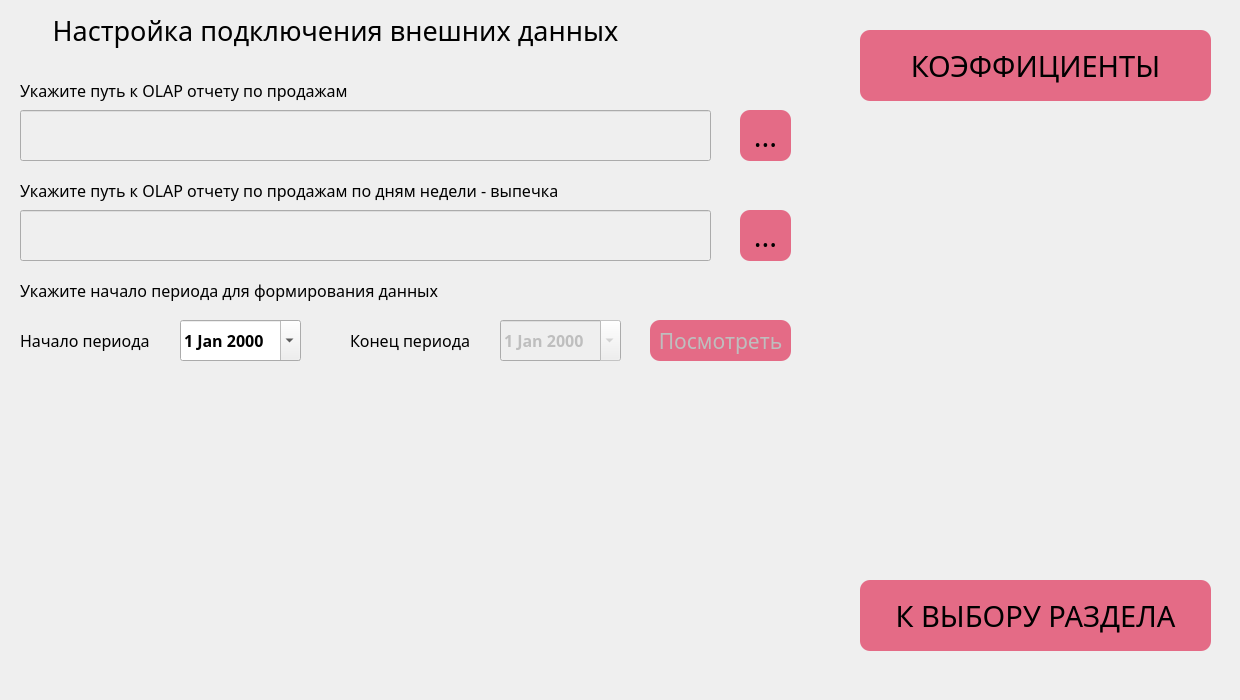
Qt form ui/bakery.ui (PavelZagumenkin/Malina_Orders_v1) before a commit.
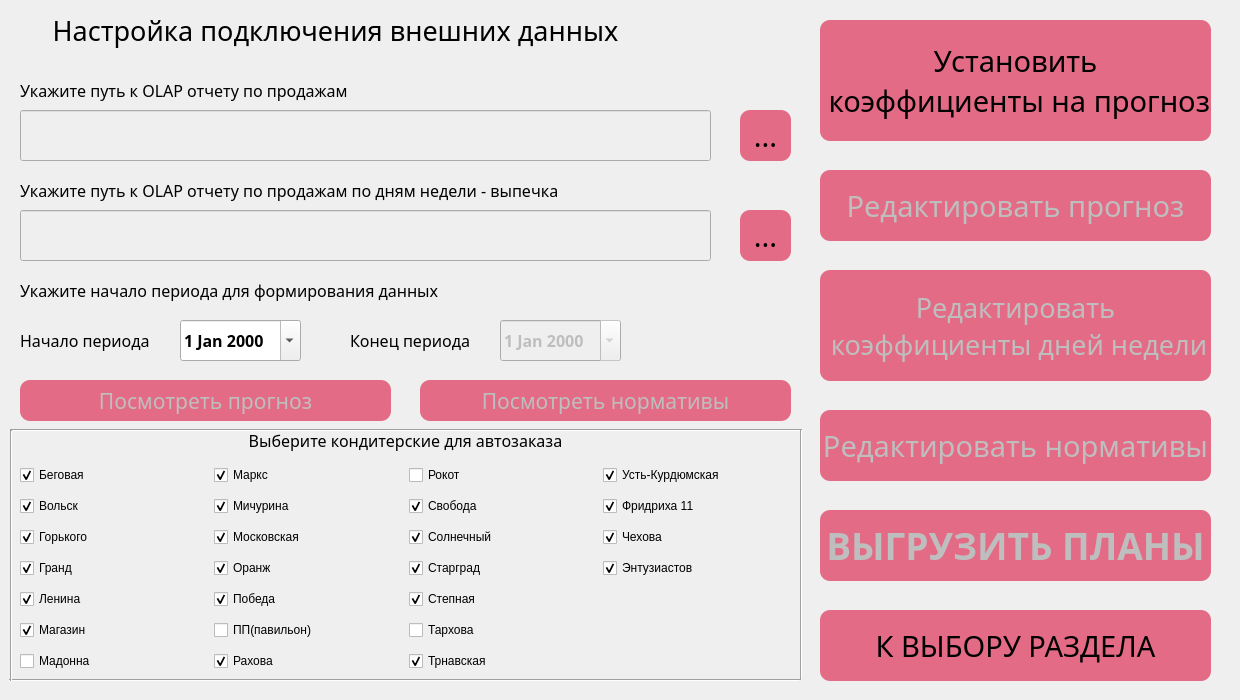
The same form after that commit. Icons and pictures are not drawn.

Commit message: UI Выпечки доработан, реализована кнопка открытия прогноза для редактирования, реализовано обновление существующего прогноза.

What changed in the file:
```diff
--- a/ui/bakery.ui
+++ b/ui/bakery.ui
@@ -186,9 +186,9 @@
    <widget class="QPushButton" name="btn_exit_bakery">
     <property name="geometry">
      <rect>
-      <x>860</x>
-      <y>580</y>
-      <width>351</width>
+      <x>820</x>
+      <y>610</y>
+      <width>391</width>
       <height>71</height>
      </rect>
     </property>
@@ -266,10 +266,10 @@
    <widget class="QPushButton" name="btn_koeff_bakery">
     <property name="geometry">
      <rect>
-      <x>860</x>
-      <y>30</y>
-      <width>351</width>
-      <height>71</height>
+      <x>820</x>
+      <y>20</y>
+      <width>391</width>
+      <height>121</height>
      </rect>
     </property>
     <property name="font">
@@ -297,7 +297,8 @@
 }</string>
     </property>
     <property name="text">
-     <string>КОЭФФИЦИЕНТЫ</string>
+     <string>Установить 
+ коэффициенты на прогноз</string>
     </property>
     <property name="checkable">
      <bool>false</bool>
@@ -426,9 +427,9 @@
     </property>
     <property name="geometry">
      <rect>
-      <x>650</x>
-      <y>320</y>
-      <width>141</width>
+      <x>20</x>
+      <y>380</y>
+      <width>371</width>
       <height>41</height>
      </rect>
     </property>
@@ -457,12 +458,558 @@
 }</string>
     </property>
     <property name="text">
-     <string>Посмотреть</string>
+     <string>Посмотреть прогноз</string>
     </property>
     <property name="checkable">
      <bool>false</bool>
     </property>
    </widget>
+   <widget class="QPushButton" name="btn_editPrognoz">
+    <property name="enabled">
+     <bool>false</bool>
+    </property>
+    <property name="geometry">
+     <rect>
+      <x>820</x>
+      <y>170</y>
+      <width>391</width>
+      <height>71</height>
+     </rect>
+    </property>
+    <property name="font">
+     <font>
+      <family>Trebuchet MS</family>
+      <pointsize>22</pointsize>
+      <weight>50</weight>
+      <bold>false</bold>
+     </font>
+    </property>
+    <property name="styleSheet">
+     <string notr="true">QPushButton {
+background-color: rgb(228, 107, 134);
+border: none;
+border-radius: 10px}
+
+QPushButton:hover {
+border: 1px solid  rgb(0, 0, 0);
+background-color: rgba(228, 107, 134, 0.9)
+}
+
+QPushButton:pressed {
+border:3px solid  rgb(0, 0, 0);
+background-color: rgba(228, 107, 134, 1)
+}</string>
+    </property>
+    <property name="text">
+     <string>Редактировать прогноз</string>
+    </property>
+    <property name="checkable">
+     <bool>false</bool>
+    </property>
+   </widget>
+   <widget class="QPushButton" name="btn_editNormativ">
+    <property name="enabled">
+     <bool>false</bool>
+    </property>
+    <property name="geometry">
+     <rect>
+      <x>820</x>
+      <y>410</y>
+      <width>391</width>
+      <height>71</height>
+     </rect>
+    </property>
+    <property name="font">
+     <font>
+      <family>Trebuchet MS</family>
+      <pointsize>22</pointsize>
+      <weight>50</weight>
+      <bold>false</bold>
+     </font>
+    </property>
+    <property name="styleSheet">
+     <string notr="true">QPushButton {
+background-color: rgb(228, 107, 134);
+border: none;
+border-radius: 10px}
+
+QPushButton:hover {
+border: 1px solid  rgb(0, 0, 0);
+background-color: rgba(228, 107, 134, 0.9)
+}
+
+QPushButton:pressed {
+border:3px solid  rgb(0, 0, 0);
+background-color: rgba(228, 107, 134, 1)
+}</string>
+    </property>
+    <property name="text">
+     <string>Редактировать нормативы</string>
+    </property>
+    <property name="checkable">
+     <bool>false</bool>
+    </property>
+   </widget>
+   <widget class="QPushButton" name="btn_prosmotrNormativ">
+    <property name="enabled">
+     <bool>false</bool>
+    </property>
+    <property name="geometry">
+     <rect>
+      <x>420</x>
+      <y>380</y>
+      <width>371</width>
+      <height>41</height>
+     </rect>
+    </property>
+    <property name="font">
+     <font>
+      <family>Trebuchet MS</family>
+      <pointsize>16</pointsize>
+      <weight>50</weight>
+      <bold>false</bold>
+     </font>
+    </property>
+    <property name="styleSheet">
+     <string notr="true">QPushButton {
+background-color: rgb(228, 107, 134);
+border: none;
+border-radius: 10px}
+
+QPushButton:hover {
+border: 1px solid  rgb(0, 0, 0);
+background-color: rgba(228, 107, 134, 0.9)
+}
+
+QPushButton:pressed {
+border:3px solid  rgb(0, 0, 0);
+background-color: rgba(228, 107, 134, 1)
+}</string>
+    </property>
+    <property name="text">
+     <string>Посмотреть нормативы</string>
+    </property>
+    <property name="checkable">
+     <bool>false</bool>
+    </property>
+   </widget>
+   <widget class="QPushButton" name="btn_editKdayWeek">
+    <property name="enabled">
+     <bool>false</bool>
+    </property>
+    <property name="geometry">
+     <rect>
+      <x>820</x>
+      <y>270</y>
+      <width>391</width>
+      <height>111</height>
+     </rect>
+    </property>
+    <property name="font">
+     <font>
+      <family>Trebuchet MS</family>
+      <pointsize>20</pointsize>
+      <weight>50</weight>
+      <bold>false</bold>
+     </font>
+    </property>
+    <property name="styleSheet">
+     <string notr="true">QPushButton {
+background-color: rgb(228, 107, 134);
+border: none;
+border-radius: 10px}
+
+QPushButton:hover {
+border: 1px solid  rgb(0, 0, 0);
+background-color: rgba(228, 107, 134, 0.9)
+}
+
+QPushButton:pressed {
+border:3px solid  rgb(0, 0, 0);
+background-color: rgba(228, 107, 134, 1)
+}</string>
+    </property>
+    <property name="text">
+     <string>Редактировать 
+ коэффициенты дней недели</string>
+    </property>
+    <property name="checkable">
+     <bool>false</bool>
+    </property>
+   </widget>
+   <widget class="QPushButton" name="btn_download">
+    <property name="enabled">
+     <bool>false</bool>
+    </property>
+    <property name="geometry">
+     <rect>
+      <x>820</x>
+      <y>510</y>
+      <width>391</width>
+      <height>71</height>
+     </rect>
+    </property>
+    <property name="font">
+     <font>
+      <family>Trebuchet MS</family>
+      <pointsize>28</pointsize>
+      <weight>75</weight>
+      <bold>true</bold>
+     </font>
+    </property>
+    <property name="styleSheet">
+     <string notr="true">QPushButton {
+background-color: rgb(228, 107, 134);
+border: none;
+border-radius: 10px}
+
+QPushButton:hover {
+border: 1px solid  rgb(0, 0, 0);
+background-color: rgba(228, 107, 134, 0.9)
+}
+
+QPushButton:pressed {
+border:3px solid  rgb(0, 0, 0);
+background-color: rgba(228, 107, 134, 1)
+}</string>
+    </property>
+    <property name="text">
+     <string>ВЫГРУЗИТЬ ПЛАНЫ</string>
+    </property>
+    <property name="checkable">
+     <bool>false</bool>
+    </property>
+   </widget>
+   <widget class="QWidget" name="gridLayoutWidget">
+    <property name="geometry">
+     <rect>
+      <x>20</x>
+      <y>460</y>
+      <width>771</width>
+      <height>221</height>
+     </rect>
+    </property>
+    <layout class="QGridLayout" name="gridPoints">
+     <item row="0" column="0">
+      <widget class="QCheckBox" name="cb_begovaya">
+       <property name="text">
+        <string>Беговая</string>
+       </property>
+       <property name="checked">
+        <bool>true</bool>
+       </property>
+      </widget>
+     </item>
+     <item row="5" column="0">
+      <widget class="QCheckBox" name="cb_magazin">
+       <property name="text">
+        <string>Магазин</string>
+       </property>
+       <property name="checked">
+        <bool>true</bool>
+       </property>
+      </widget>
+     </item>
+     <item row="2" column="0">
+      <widget class="QCheckBox" name="cb_gorkogo">
+       <property name="text">
+        <string>Горького</string>
+       </property>
+       <property name="checked">
+        <bool>true</bool>
+       </property>
+      </widget>
+     </item>
+     <item row="4" column="0">
+      <widget class="QCheckBox" name="cb_lenina">
+       <property name="text">
+        <string>Ленина</string>
+       </property>
+       <property name="checked">
+        <bool>true</bool>
+       </property>
+      </widget>
+     </item>
+     <item row="3" column="0">
+      <widget class="QCheckBox" name="cb_grand">
+       <property name="text">
+        <string>Гранд</string>
+       </property>
+       <property name="checked">
+        <bool>true</bool>
+       </property>
+      </widget>
+     </item>
+     <item row="1" column="0">
+      <widget class="QCheckBox" name="cb_volsk">
+       <property name="text">
+        <string>Вольск</string>
+       </property>
+       <property name="checked">
+        <bool>true</bool>
+       </property>
+      </widget>
+     </item>
+     <item row="1" column="2">
+      <widget class="QCheckBox" name="cb_svoboda">
+       <property name="text">
+        <string>Свобода</string>
+       </property>
+       <property name="checked">
+        <bool>true</bool>
+       </property>
+      </widget>
+     </item>
+     <item row="0" column="1">
+      <widget class="QCheckBox" name="cb_marks">
+       <property name="text">
+        <string>Маркс</string>
+       </property>
+       <property name="checked">
+        <bool>true</bool>
+       </property>
+      </widget>
+     </item>
+     <item row="1" column="1">
+      <widget class="QCheckBox" name="cb_michurina">
+       <property name="text">
+        <string>Мичурина</string>
+       </property>
+       <property name="checked">
+        <bool>true</bool>
+       </property>
+      </widget>
+     </item>
+     <item row="6" column="0">
+      <widget class="QCheckBox" name="cb_madonna">
+       <property name="text">
+        <string>Мадонна</string>
+       </property>
+      </widget>
+     </item>
+     <item row="2" column="1">
+      <widget class="QCheckBox" name="cb_moskovskaya">
+       <property name="text">
+        <string>Московская</string>
+       </property>
+       <property name="checked">
+        <bool>true</bool>
+       </property>
+      </widget>
+     </item>
+     <item row="3" column="1">
+      <widget class="QCheckBox" name="cb_orang">
+       <property name="text">
+        <string>Оранж</string>
+       </property>
+       <property name="checked">
+        <bool>true</bool>
+       </property>
+      </widget>
+     </item>
+     <item row="0" column="2">
+      <widget class="QCheckBox" name="cb_rokot">
+       <property name="text">
+        <string>Рокот</string>
+       </property>
+       <property name="checked">
+        <bool>false</bool>
+       </property>
+      </widget>
+     </item>
+     <item row="6" column="1">
+      <widget class="QCheckBox" name="cb_rahova">
+       <property name="text">
+        <string>Рахова</string>
+       </property>
+       <property name="checked">
+        <bool>true</bool>
+       </property>
+      </widget>
+     </item>
+     <item row="5" column="1">
+      <widget class="QCheckBox" name="cb_pavilon">
+       <property name="text">
+        <string>ПП(павильон)</string>
+       </property>
+      </widget>
+     </item>
+     <item row="3" column="2">
+      <widget class="QCheckBox" name="cb_stargrad">
+       <property name="text">
+        <string>Старград</string>
+       </property>
+       <property name="checked">
+        <bool>true</bool>
+       </property>
+      </widget>
+     </item>
+     <item row="4" column="1">
+      <widget class="QCheckBox" name="cb_pobeda">
+       <property name="text">
+        <string>Победа</string>
+       </property>
+       <property name="checked">
+        <bool>true</bool>
+       </property>
+      </widget>
+     </item>
+     <item row="2" column="2">
+      <widget class="QCheckBox" name="cb_solnechnii">
+       <property name="text">
+        <string>Солнечный</string>
+       </property>
+       <property name="checked">
+        <bool>true</bool>
+       </property>
+      </widget>
+     </item>
+     <item row="4" column="2">
+      <widget class="QCheckBox" name="cb_stepnaya">
+       <property name="text">
+        <string>Степная</string>
+       </property>
+       <property name="checked">
+        <bool>true</bool>
+       </property>
+      </widget>
+     </item>
+     <item row="5" column="2">
+      <widget class="QCheckBox" name="cb_tarhova">
+       <property name="text">
+        <string>Тархова</string>
+       </property>
+       <property name="checked">
+        <bool>false</bool>
+       </property>
+      </widget>
+     </item>
+     <item row="6" column="2">
+      <widget class="QCheckBox" name="cb_trnavskaya">
+       <property name="text">
+        <string>Трнавская</string>
+       </property>
+       <property name="checked">
+        <bool>true</bool>
+       </property>
+      </widget>
+     </item>
+     <item row="0" column="3">
+      <widget class="QCheckBox" name="cb_ust_kurdym">
+       <property name="text">
+        <string>Усть-Курдюмская</string>
+       </property>
+       <property name="checked">
+        <bool>true</bool>
+       </property>
+      </widget>
+     </item>
+     <item row="3" column="3">
+      <widget class="QCheckBox" name="cb_entuziastov">
+       <property name="text">
+        <string>Энтузиастов</string>
+       </property>
+       <property name="checked">
+        <bool>true</bool>
+       </property>
+      </widget>
+     </item>
+     <item row="1" column="3">
+      <widget class="QCheckBox" name="cb_fridriha">
+       <property name="text">
+        <string>Фридриха 11</string>
+       </property>
+       <property name="checked">
+        <bool>true</bool>
+       </property>
+      </widget>
+     </item>
+     <item row="2" column="3">
+      <widget class="QCheckBox" name="cb_chehova">
+       <property name="text">
+        <string>Чехова</string>
+       </property>
+       <property name="checked">
+        <bool>true</bool>
+       </property>
+      </widget>
+     </item>
+    </layout>
+   </widget>
+   <widget class="QLabel" name="label_OLAP_P_2">
+    <property name="geometry">
+     <rect>
+      <x>20</x>
+      <y>430</y>
+      <width>771</width>
+      <height>21</height>
+     </rect>
+    </property>
+    <property name="font">
+     <font>
+      <family>Trebuchet MS</family>
+      <pointsize>12</pointsize>
+     </font>
+    </property>
+    <property name="text">
+     <string>Выберите кондитерские для автозаказа</string>
+    </property>
+    <property name="alignment">
+     <set>Qt::AlignCenter</set>
+    </property>
+   </widget>
+   <widget class="Line" name="line">
+    <property name="geometry">
+     <rect>
+      <x>10</x>
+      <y>420</y>
+      <width>791</width>
+      <height>21</height>
+     </rect>
+    </property>
+    <property name="orientation">
+     <enum>Qt::Horizontal</enum>
+    </property>
+   </widget>
+   <widget class="Line" name="line_2">
+    <property name="geometry">
+     <rect>
+      <x>9</x>
+      <y>670</y>
+      <width>791</width>
+      <height>21</height>
+     </rect>
+    </property>
+    <property name="orientation">
+     <enum>Qt::Horizontal</enum>
+    </property>
+   </widget>
+   <widget class="Line" name="line_3">
+    <property name="geometry">
+     <rect>
+      <x>791</x>
+      <y>429</y>
+      <width>20</width>
+      <height>251</height>
+     </rect>
+    </property>
+    <property name="orientation">
+     <enum>Qt::Vertical</enum>
+    </property>
+   </widget>
+   <widget class="Line" name="line_4">
+    <property name="geometry">
+     <rect>
+      <x>1</x>
+      <y>430</y>
+      <width>20</width>
+      <height>251</height>
+     </rect>
+    </property>
+    <property name="orientation">
+     <enum>Qt::Vertical</enum>
+    </property>
+   </widget>
   </widget>
  </widget>
  <resources/>
```
The commit also changes 6 other files.
